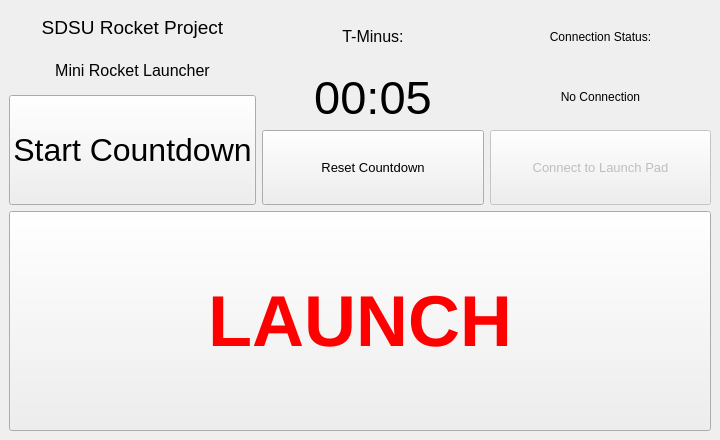
Above: miniRocketv3.ui from Kheirlb/MiniRocket before the change. Below: the same form after it.
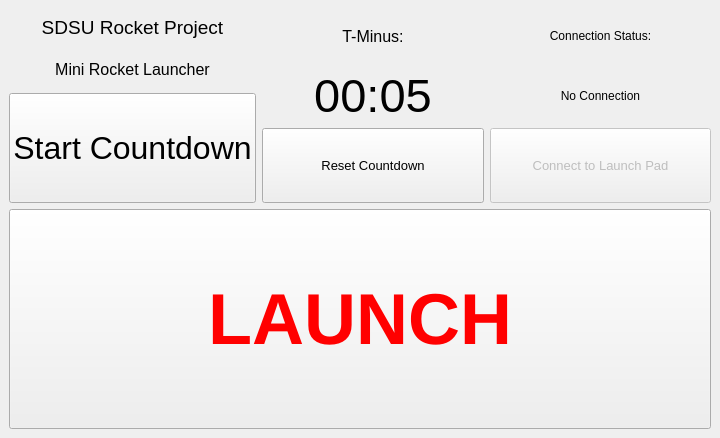
That is the form after the change.

```diff
--- a/miniRocketv3.ui
+++ b/miniRocketv3.ui
@@ -7,7 +7,7 @@
     <x>0</x>
     <y>0</y>
     <width>720</width>
-    <height>440</height>
+    <height>438</height>
    </rect>
   </property>
   <property name="windowTitle">
```
